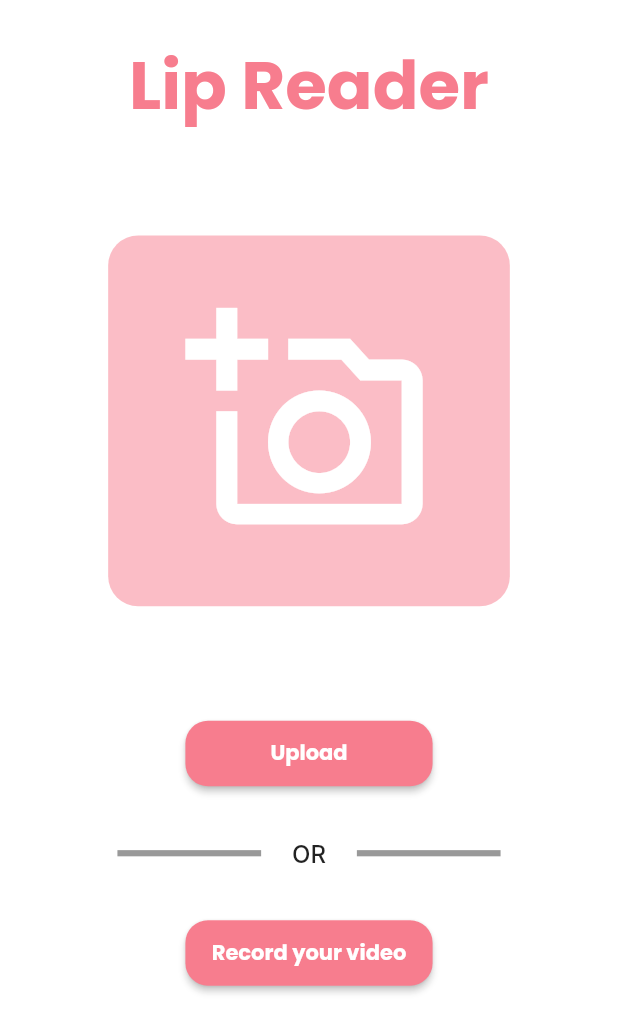
After one commit to smartinternz02/SI-GuidedProject-602925-1697547982, a Flutter app: the VideoScreen screen opened directly, on a phone screen of 412 x 824 dp. The commit adds this screen. Shown: the top 1033 px of the screen. Run offline on Flutter 3.47's test engine with Material 2 defaults, Android fonts, the light colour scheme and no system bars; our stand-ins replace carousel_slider, flutter_svg, rive; Roboto replaces fonts that are missing (Inter).

Commit message:
Update: Video Screen added

```diff
--- a/Project Development Phase/App/RiveAnimations-main/lib/screens/onboarding/onboarding_screen.dart
+++ b/Project Development Phase/App/RiveAnimations-main/lib/screens/onboarding/onboarding_screen.dart
@@ -4,6 +4,7 @@ import 'package:flutter/material.dart';
 import 'package:flutter_svg/flutter_svg.dart';
 import 'package:carousel_slider/carousel_slider.dart';
 import 'package:rive/rive.dart';
+import 'package:rive_animation/screens/video.dart';
 
 import '../../widgets/animated_btn.dart';
 import '../../widgets/signin.dart';
@@ -177,7 +178,6 @@ class _OnboardingScreenState extends State<OnboardingScreen> {
                             height: pageHeight * 0.02,
                           ),
                           const Text(
-                            // "Don't just use static images. Learn how to use animations and build them with the help of Rive. Use them to build real apps using Flutter.",
                             "Welcome to the future of silent connection. Discover the power of lip reading and unlock a world of communication beyond words.",
                           )
                         ],
@@ -243,7 +243,7 @@ class _OnboardingScreenState extends State<OnboardingScreen> {
       {required ValueChanged onClosed}) {
     return showGeneralDialog(
       barrierDismissible: true,
-      barrierLabel: "Sign In",
+      barrierLabel: "Get Started",
       transitionDuration: const Duration(milliseconds: 500),
       transitionBuilder: (_, animation, __, child) {
         Tween<Offset> tween;
@@ -308,7 +308,11 @@ class _OnboardingScreenState extends State<OnboardingScreen> {
                         bottom: pageHeight * 0.03,
                       ),
                       child: ElevatedButton.icon(
-                        onPressed: () {},
+                        onPressed: () {
+                          Navigator.of(context).pushReplacement(
+                              MaterialPageRoute(
+                                  builder: (ctx) => const VideoScreen()));
+                        },
                         style: ElevatedButton.styleFrom(
                           backgroundColor: const Color(0xfff77d8e),
                           minimumSize:
--- /dev/null
+++ b/Project Development Phase/App/RiveAnimations-main/lib/screens/video.dart
@@ -0,0 +1,132 @@
+import 'package:flutter/material.dart';
+
+class VideoScreen extends StatefulWidget {
+  const VideoScreen({super.key});
+
+  @override
+  State<VideoScreen> createState() => _VideoScreenState();
+}
+
+class _VideoScreenState extends State<VideoScreen> {
+  @override
+  Widget build(BuildContext context) {
+    final pageWidth = MediaQuery.of(context).size.width;
+    final pageHeight = MediaQuery.of(context).size.height;
+
+    return Scaffold(
+      backgroundColor: Colors.white.withOpacity(0.94),
+      body: SafeArea(
+        child: Column(
+          crossAxisAlignment: CrossAxisAlignment.center,
+          children: [
+            Padding(
+              padding: EdgeInsets.symmetric(
+                vertical: pageHeight * 0.04,
+                horizontal: pageWidth * 0.2,
+              ),
+              child: const Text(
+                "Lip Reader",
+                style: TextStyle(
+                    fontSize: 45,
+                    fontFamily: "Poppins",
+                    height: 1.2,
+                    color: Color(0xfff77d8e)),
+              ),
+            ),
+            SizedBox(
+              height: pageHeight * 0.045,
+            ),
+            Container(
+              height: pageHeight * 0.3,
+              width: pageWidth * 0.65,
+              decoration: BoxDecoration(
+                  color: const Color(0xfff77d8e).withOpacity(0.5),
+                  borderRadius: BorderRadius.circular(20)),
+              child: Icon(
+                Icons.add_a_photo_outlined,
+                size: pageWidth * 0.4,
+                color: Colors.white,
+              ),
+            ),
+            SizedBox(
+              height: pageHeight * 0.09,
+            ),
+            ElevatedButton(
+              onPressed: () {},
+              style: ElevatedButton.styleFrom(
+                minimumSize: Size(
+                  pageWidth * 0.4,
+                  pageHeight * 0.053,
+                ),
+                backgroundColor: const Color(0xfff77d8e),
+                shape: RoundedRectangleBorder(
+                  borderRadius: BorderRadius.circular(15),
+                ),
+              ),
+              child: const Text(
+                "Upload",
+                style: TextStyle(
+                  fontFamily: "Poppins",
+                ),
+              ),
+            ),
+            SizedBox(
+              height: pageHeight * 0.04,
+            ),
+            Row(
+              mainAxisAlignment: MainAxisAlignment.center,
+              children: [
+                Expanded(
+                  child: Divider(
+                    thickness: pageWidth * 0.01,
+                    indent: pageWidth * 0.19,
+                    endIndent: pageWidth * 0.05,
+                    color: Colors.black.withOpacity(0.4),
+                  ),
+                ),
+                const Text(
+                  "OR",
+                  style: TextStyle(
+                    fontFamily: "Inter",
+                    fontWeight: FontWeight.w500,
+                    fontSize: 16,
+                  ),
+                ),
+                Expanded(
+                  child: Divider(
+                    thickness: pageWidth * 0.01,
+                    indent: pageWidth * 0.05,
+                    endIndent: pageWidth * 0.19,
+                    color: Colors.black.withOpacity(0.4),
+                  ),
+                )
+              ],
+            ),
+            SizedBox(
+              height: pageHeight * 0.04,
+            ),
+            ElevatedButton(
+              onPressed: () {},
+              style: ElevatedButton.styleFrom(
+                minimumSize: Size(
+                  pageWidth * 0.4,
+                  pageHeight * 0.053,
+                ),
+                backgroundColor: const Color(0xfff77d8e),
+                shape: RoundedRectangleBorder(
+                  borderRadius: BorderRadius.circular(15),
+                ),
+              ),
+              child: const Text(
+                "Record your video",
+                style: TextStyle(
+                  fontFamily: "Poppins",
+                ),
+              ),
+            ),
+          ],
+        ),
+      ),
+    );
+  }
+}
```
Also changed, not shown: Project Development Phase/App/RiveAnimations-main/pubspec.yaml (+6 -13 lines), Project Development Phase/App/RiveAnimations-main/pubspec.lock, 5 other files.
